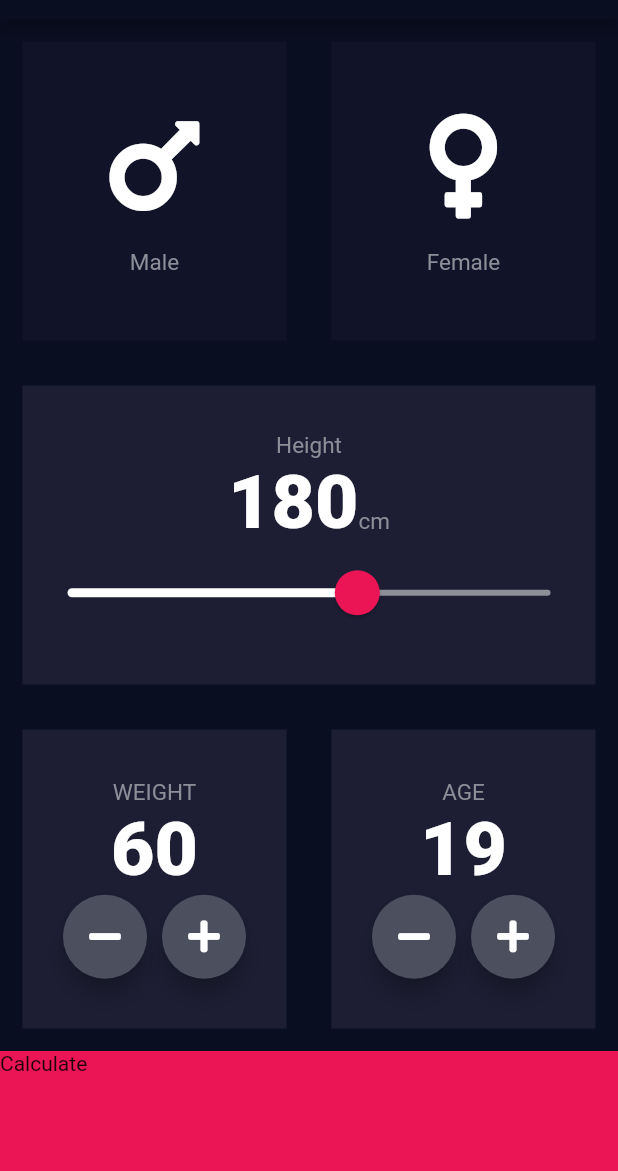
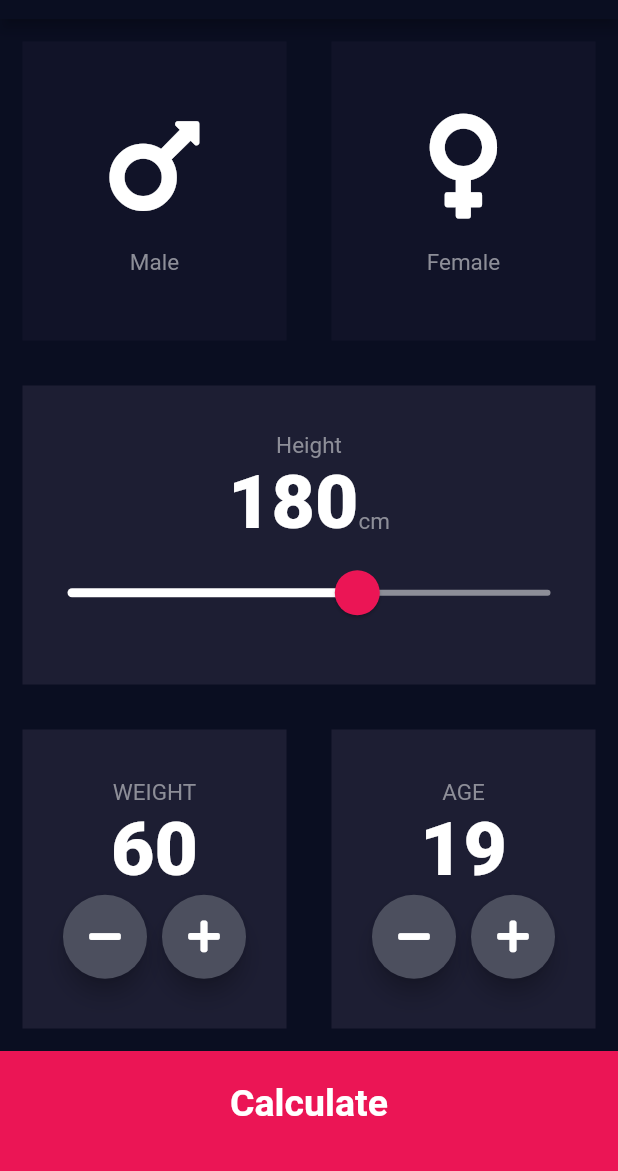
Before and after one commit to Ashish-AI/bmi-calculator, a Flutter app: the screen it shows after launch, on a phone screen of 412 x 824 dp, the part 65-1236 px from its top. Run offline on Flutter 3.47's test engine with Material 2 defaults, Android fonts, the phone set to English and light mode, and no system bars; our stand-ins replace font_awesome_flutter.

```diff
--- a/lib/constants.dart
+++ b/lib/constants.dart
@@ -15,3 +15,15 @@ const numberTextStyle = TextStyle(
   fontWeight: FontWeight.w900,
   color: Colors.white,
 );
+
+const kLargeButtonStyle = TextStyle(
+  fontSize: 25.0,
+  fontWeight: FontWeight.bold,
+  color: Colors.white,
+);
+
+const kTitleTextStyle = TextStyle(
+  fontSize: 50.0,
+  color: Colors.white,
+  fontWeight: FontWeight.bold,
+);
--- a/lib/input_page.dart
+++ b/lib/input_page.dart
@@ -248,9 +248,15 @@ class _InputPageState extends State<InputPage> {
               onTap: () {
                 Navigator.pushNamed(context, '/result');
               },
-              child: Text("Calculate"),
+              child: Center(
+                child: Text(
+                  "Calculate",
+                  style: kLargeButtonStyle,
+                ),
+              ),
             ),
             color: bottomContainerColor,
+            padding: EdgeInsets.only(bottom: 10.0),
             height: bottomContainerHeight,
             width: double.infinity,
           )
```
Also changed, not shown: lib/calculate_result.dart (+20 -3 lines).
